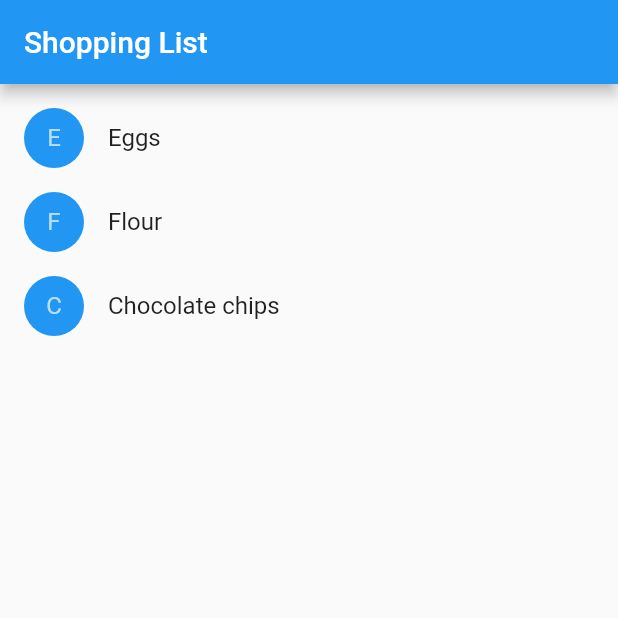
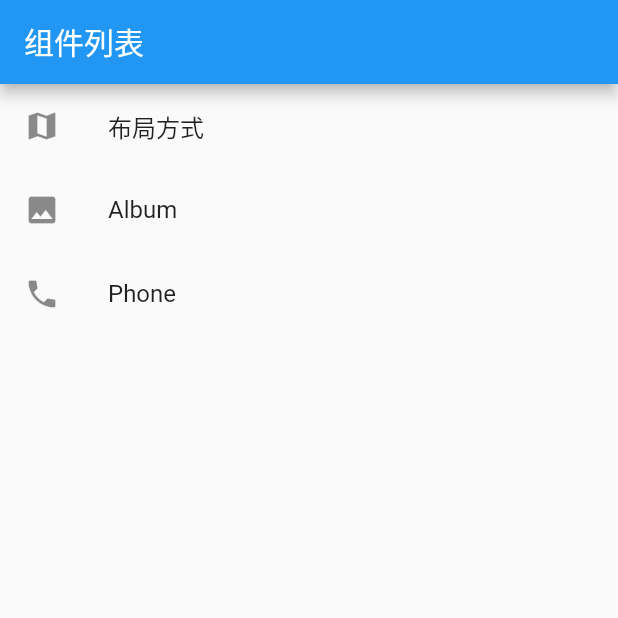
Before and after one commit to anhengchangyua/flutter-doc-demo, a Flutter app: the screen it shows after launch, on a phone screen of 412 x 824 dp, the top half of it. Run offline on Flutter 3.47's test engine with Material 2 defaults, Android fonts, the phone set to English and light mode, and no system bars.

Commit message:
布局的使用

```diff
--- a/lib/main.dart
+++ b/lib/main.dart
@@ -1,20 +1,70 @@
 import 'package:flutter/material.dart';
 // import 'package:english_words/english_words.dart';
 
-// void main() => runApp(MyApp());
+void main() => runApp(MyApp());
 
-// class MyApp extends StatelessWidget {
-//   @override
-//   Widget build(BuildContext context) {
-//     return new MaterialApp(
-//       title: 'Startup Name Generator',
-//        theme: new ThemeData(
-//         primaryColor: Colors.white,
-//       ),
-//       home: new RandomWords(),
-//     );
-//   }
-// }
+class MyApp extends StatelessWidget {
+  @override
+  Widget build(BuildContext context) {
+    return new MaterialApp(
+      title: 'Components',
+      theme: new ThemeData(
+        primaryColor: Colors.blue,
+      ),
+      home: new ComponentsList(),
+    );
+  }
+}
+
+void onItemClick(int i, String articleTitle) {
+  print(articleTitle);
+  Navigator.push(context, MaterialPageRoute<void>(
+  builder: (BuildContext context) {
+    return Scaffold(
+      appBar: AppBar(title: Text('My Page')),
+      body: Center(
+        child: FlatButton(
+          child: Text('POP'),
+          onPressed: () {
+            Navigator.pop(context);
+          },
+        ),
+      ),
+    );
+  },
+));
+}
+
+class ComponentsList extends StatelessWidget {
+  @override
+  Widget build(BuildContext context) {
+    return new Scaffold(
+      appBar: new AppBar(
+        title: new Text('组件列表'),
+      ),
+      body: new GestureDetector(
+          child: new ListView(
+            children: <Widget>[
+              new ListTile(
+                leading: new Icon(Icons.map),
+                title: new Text('布局方式'),
+              ),
+              new ListTile(
+                leading: new Icon(Icons.photo),
+                title: new Text('Album'),
+              ),
+              new ListTile(
+                leading: new Icon(Icons.phone),
+                title: new Text('Phone'),
+              ),
+            ],
+          ),
+          onTap: () {
+            onItemClick(1, '123123');
+          }),
+    );
+  }
+}
 
 // class RandomWords extends StatefulWidget {
 //   @override
@@ -114,7 +164,6 @@ import 'package:flutter/material.dart';
 /**
  * 基础 widget
  */
-// import 'package:flutter/material.dart';
 
 // class MyAppBar extends StatelessWidget {
 //   MyAppBar({this.title});
@@ -315,105 +364,104 @@ import 'package:flutter/material.dart';
 //   }
 // }
 
-
 /**
  *  整合购物车
  */
-class Product {
-  const Product({this.name});
-  final String name;
-}
+// class Product {
+//   const Product({this.name});
+//   final String name;
+// }
 
-typedef void CartChangedCallback(Product product, bool inCart);
+// typedef void CartChangedCallback(Product product, bool inCart);
 
-class ShoppingListItem extends StatelessWidget {
-  ShoppingListItem({Product product, this.inCart, this.onCartChanged})
-      : product = product,
-        super(key: new ObjectKey(product));
+// class ShoppingListItem extends StatelessWidget {
+//   ShoppingListItem({Product product, this.inCart, this.onCartChanged})
+//       : product = product,
+//         super(key: new ObjectKey(product));
 
-  final Product product;
-  final bool inCart;
-  final CartChangedCallback onCartChanged;
+//   final Product product;
+//   final bool inCart;
+//   final CartChangedCallback onCartChanged;
 
-  Color _getColor(BuildContext context) {
-    return inCart ? Colors.black54 : Theme.of(context).primaryColor;
-  }
+//   Color _getColor(BuildContext context) {
+//     return inCart ? Colors.black54 : Theme.of(context).primaryColor;
+//   }
 
-  TextStyle _getTextStyle(BuildContext context) {
-    if (!inCart) return null;
+//   TextStyle _getTextStyle(BuildContext context) {
+//     if (!inCart) return null;
 
-    return new TextStyle(
-      color: Colors.black54,
-      decoration: TextDecoration.lineThrough,
-    );
-  }
+//     return new TextStyle(
+//       color: Colors.black54,
+//       decoration: TextDecoration.lineThrough,
+//     );
+//   }
 
-  @override
-  Widget build(BuildContext context) {
-    return new ListTile(
-      onTap: () {
-        onCartChanged(product, !inCart);
-      },
-      leading: new CircleAvatar(
-        backgroundColor: _getColor(context),
-        child: new Text(product.name[0]),
-      ),
-      title: new Text(product.name, style: _getTextStyle(context)),
-    );
-  }
-}
+//   @override
+//   Widget build(BuildContext context) {
+//     return new ListTile(
+//       onTap: () {
+//         onCartChanged(product, !inCart);
+//       },
+//       leading: new CircleAvatar(
+//         backgroundColor: _getColor(context),
+//         child: new Text(product.name[0]),
+//       ),
+//       title: new Text(product.name, style: _getTextStyle(context)),
+//     );
+//   }
+// }
 
-class ShoppingList extends StatefulWidget {
-  ShoppingList({Key key, this.products}) : super(key: key);
+// class ShoppingList extends StatefulWidget {
+//   ShoppingList({Key key, this.products}) : super(key: key);
 
-  final List<Product> products;
+//   final List<Product> products;
 
-  @override
-  _ShoppingListState createState() => new _ShoppingListState();
-}
+//   @override
+//   _ShoppingListState createState() => new _ShoppingListState();
+// }
 
-class _ShoppingListState extends State<ShoppingList> {
-  Set<Product> _shoppingCart = new Set<Product>();
+// class _ShoppingListState extends State<ShoppingList> {
+//   Set<Product> _shoppingCart = new Set<Product>();
 
-  void _handleCartChanged(Product product, bool inCart) {
-    setState(() {
+//   void _handleCartChanged(Product product, bool inCart) {
+//     setState(() {
 
-      if (inCart)
-        _shoppingCart.add(product);
-      else
-        _shoppingCart.remove(product);
-    });
-  }
+//       if (inCart)
+//         _shoppingCart.add(product);
+//       else
+//         _shoppingCart.remove(product);
+//     });
+//   }
 
-  @override
-  Widget build(BuildContext context) {
-    return new Scaffold(
-      appBar: new AppBar(
-        title: new Text('Shopping List'),
-      ),
-      body: new ListView(
-        padding: new EdgeInsets.symmetric(vertical: 8.0),
-        children: widget.products.map((Product product) {
-          return new ShoppingListItem(
-            product: product,
-            inCart: _shoppingCart.contains(product),
-            onCartChanged: _handleCartChanged,
-          );
-        }).toList(),
-      ),
-    );
-  }
-}
+//   @override
+//   Widget build(BuildContext context) {
+//     return new Scaffold(
+//       appBar: new AppBar(
+//         title: new Text('Shopping List'),
+//       ),
+//       body: new ListView(
+//         padding: new EdgeInsets.symmetric(vertical: 8.0),
+//         children: widget.products.map((Product product) {
+//           return new ShoppingListItem(
+//             product: product,
+//             inCart: _shoppingCart.contains(product),
+//             onCartChanged: _handleCartChanged,
+//           );
+//         }).toList(),
+//       ),
+//     );
+//   }
+// }
 
-void main() {
-  runApp(new MaterialApp(
-    title: 'Shopping App',
-    home: new ShoppingList(
-      products: <Product>[
-        new Product(name: 'Eggs'),
-        new Product(name: 'Flour'),
-        new Product(name: 'Chocolate chips'),
-      ],
-    ),
-  ));
-}
+// void main() {
+//   runApp(new MaterialApp(
+//     title: 'Shopping App',
+//     home: new ShoppingList(
+//       products: <Product>[
+//         new Product(name: 'Eggs'),
+//         new Product(name: 'Flour'),
+//         new Product(name: 'Chocolate chips'),
+//       ],
+//     ),
+//   ));
+// }
--- a/pubspec.yaml
+++ b/pubspec.yaml
@@ -42,9 +42,8 @@ flutter:
   uses-material-design: true
 
   # To add assets to your application, add an assets section, like this:
-  # assets:
-  #  - images/a_dot_burr.jpeg
-  #  - images/a_dot_ham.jpeg
+assets:
+  images/lakes.png
 
   # An image asset can refer to one or more resolution-specific "variants", see
   # https://flutter.io/assets-and-images/#resolution-aware.
```
Also changed, not shown: images/lakes.png (added).
